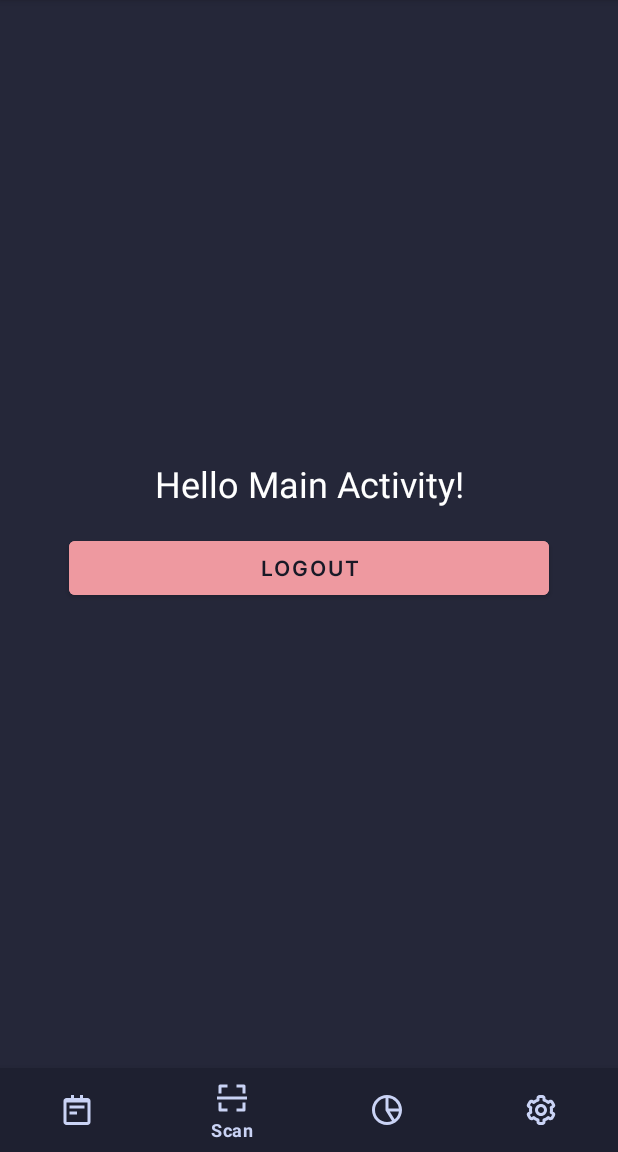
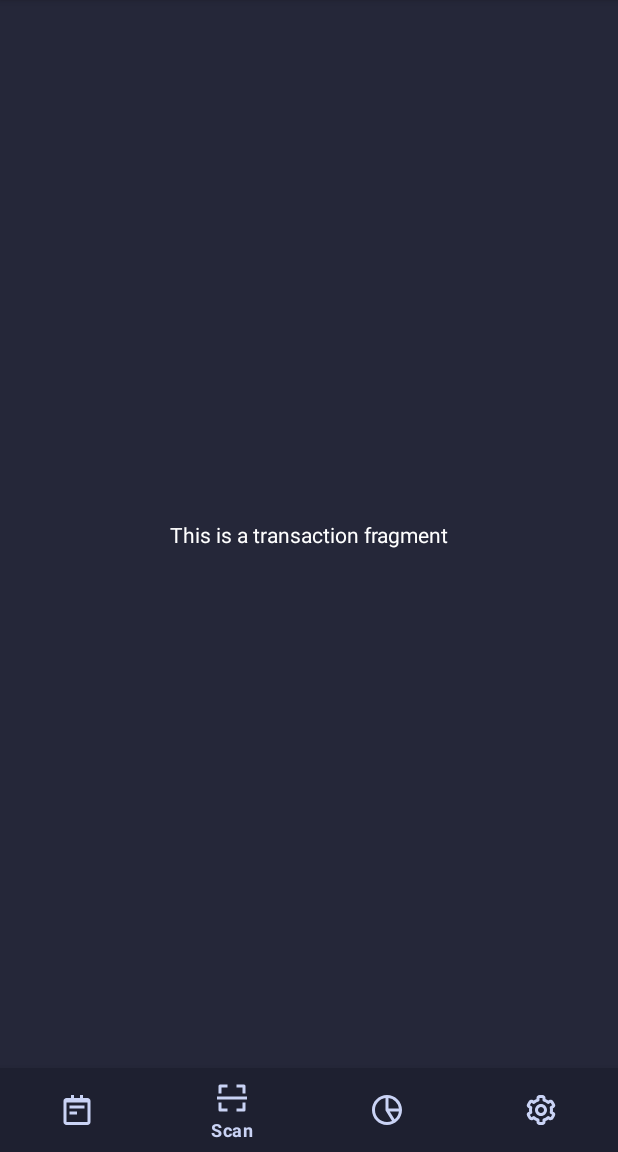
Before and after one commit to MuhLibri/BondoMan, an Android app: the MainActivity screen opened directly, with no data from a screen before it, item 2 of the bottom bar chosen, on a phone screen of 412 x 824 dp, the part 84-1236 px from its top. Run offline under Robolectric (Android 15) with nearby library versions, the phone set to English and light mode, and no system bars.

Commit message:
feat: add fragments

```diff
--- a/app/build.gradle.kts
+++ b/app/build.gradle.kts
@@ -49,4 +49,10 @@ dependencies {
     testImplementation("junit:junit:4.13.2")
     androidTestImplementation("androidx.test.ext:junit:1.1.5")
     androidTestImplementation("androidx.test.espresso:espresso-core:3.5.1")
+    val fragment_version = "1.6.2"
+
+    // Java language implementation
+    implementation("androidx.fragment:fragment:$fragment_version")
+    // Kotlin
+    implementation("androidx.fragment:fragment-ktx:$fragment_version")
 }
--- a/app/src/main/java/com/sleepee/bondoman/presentation/activity/MainActivity.kt
+++ b/app/src/main/java/com/sleepee/bondoman/presentation/activity/MainActivity.kt
@@ -4,6 +4,7 @@ import androidx.appcompat.app.AppCompatActivity
 import android.os.Bundle
 import android.widget.Button
 import androidx.activity.OnBackPressedCallback
+import androidx.fragment.app.commit
 import com.sleepee.bondoman.R
 import com.sleepee.bondoman.databinding.ActivityMainBinding
 
@@ -15,20 +16,23 @@ class MainActivity : AppCompatActivity() {
 
         setContentView(binding.root)
 
-        val logoutButton = binding.logoutButton
-        logoutButton.setOnClickListener {
-            logout()
+//        val logoutButton = binding.logoutButton
+//        logoutButton.setOnClickListener {
+//            logout()
+//        }
+//
+//        // Handle back button => Minimize the app, no logout
+//        onBackPressedDispatcher.addCallback(this, object : OnBackPressedCallback(true) {
+//            override fun handleOnBackPressed() {
+//                moveTaskToBack(true)
+//            }
+//        })
+        supportFragmentManager.commit {
+            add(R.id.frame_content, TransactionFragment())
         }
-
-        // Handle back button => Minimize the app, no logout
-        onBackPressedDispatcher.addCallback(this, object : OnBackPressedCallback(true) {
-            override fun handleOnBackPressed() {
-                moveTaskToBack(true)
-            }
-        })
     }
 
-    private fun logout() {
-        finish()
-    }
+//    private fun logout() {
+//        finish()
+//    }
 }
--- /dev/null
+++ b/app/src/main/java/com/sleepee/bondoman/presentation/activity/TransactionFragment.kt
@@ -0,0 +1,20 @@
+package com.sleepee.bondoman.presentation.activity
+
+import android.os.Bundle
+import android.view.LayoutInflater
+import android.view.View
+import android.view.ViewGroup
+import androidx.fragment.app.Fragment
+import com.sleepee.bondoman.R
+
+class TransactionFragment: Fragment() {
+
+    override fun onCreateView(
+        inflater: LayoutInflater,
+        container: ViewGroup?,
+        savedInstanceState: Bundle?
+    ): View? {
+        return inflater.inflate(R.layout.fragment_transaction, container, false)
+    }
+
+}
--- a/app/src/main/res/layout/activity_main.xml
+++ b/app/src/main/res/layout/activity_main.xml
@@ -8,6 +8,7 @@
 
     <FrameLayout
         android:layout_width="0dp"
+        android:id="@+id/frame_content"
         android:layout_height="0dp"
         app:layout_constraintTop_toTopOf="parent"
         app:layout_constraintStart_toStartOf="parent"
@@ -15,38 +16,38 @@
         android:background="@color/less_darker_blue"
         app:layout_constraintBottom_toTopOf="@id/bottom_nav">
 
-        <androidx.constraintlayout.widget.ConstraintLayout
-            android:layout_width="match_parent"
-            android:layout_height="match_parent">
+<!--        <androidx.constraintlayout.widget.ConstraintLayout-->
+<!--            android:layout_width="match_parent"-->
+<!--            android:layout_height="match_parent">-->
 
-            <TextView
-                android:id="@+id/helloMainActivity"
-                android:layout_width="wrap_content"
-                android:layout_height="wrap_content"
-                android:text="Hello Main Activity!"
-                android:textColor="@color/white"
-                android:textSize="24sp"
-                app:layout_constraintBottom_toBottomOf="parent"
-                app:layout_constraintEnd_toEndOf="parent"
-                app:layout_constraintStart_toStartOf="parent"
-                app:layout_constraintTop_toTopOf="parent"
-                app:layout_constraintVertical_bias="0.45"
-                tools:ignore="HardcodedText" />
+<!--            <TextView-->
+<!--                android:id="@+id/helloMainActivity"-->
+<!--                android:layout_width="wrap_content"-->
+<!--                android:layout_height="wrap_content"-->
+<!--                android:text="Hello Main Activity!"-->
+<!--                android:textColor="@color/white"-->
+<!--                android:textSize="24sp"-->
+<!--                app:layout_constraintBottom_toBottomOf="parent"-->
+<!--                app:layout_constraintEnd_toEndOf="parent"-->
+<!--                app:layout_constraintStart_toStartOf="parent"-->
+<!--                app:layout_constraintTop_toTopOf="parent"-->
+<!--                app:layout_constraintVertical_bias="0.45"-->
+<!--                tools:ignore="HardcodedText" />-->
 
-            <Button
-                tools:ignore="HardcodedText"
-                android:id="@+id/logoutButton"
-                android:layout_width="320dp"
-                android:layout_height="wrap_content"
-                android:backgroundTint="@color/red"
-                app:layout_constraintTop_toBottomOf="@+id/helloMainActivity"
-                app:layout_constraintStart_toStartOf="parent"
-                app:layout_constraintEnd_toEndOf="parent"
-                android:layout_marginTop="16dp"
-                android:textColor="@color/crust_blue"
-                android:fontFamily="@font/inter_semi_bold"
-                android:text="Logout" />
-        </androidx.constraintlayout.widget.ConstraintLayout>
+<!--            <Button-->
+<!--                tools:ignore="HardcodedText"-->
+<!--                android:id="@+id/logoutButton"-->
+<!--                android:layout_width="320dp"-->
+<!--                android:layout_height="wrap_content"-->
+<!--                android:backgroundTint="@color/red"-->
+<!--                app:layout_constraintTop_toBottomOf="@+id/helloMainActivity"-->
+<!--                app:layout_constraintStart_toStartOf="parent"-->
+<!--                app:layout_constraintEnd_toEndOf="parent"-->
+<!--                android:layout_marginTop="16dp"-->
+<!--                android:textColor="@color/crust_blue"-->
+<!--                android:fontFamily="@font/inter_semi_bold"-->
+<!--                android:text="Logout" />-->
+<!--        </androidx.constraintlayout.widget.ConstraintLayout>-->
 
 
     </FrameLayout>
--- /dev/null
+++ b/app/src/main/res/layout/fragment_transaction.xml
@@ -0,0 +1,17 @@
+<?xml version="1.0" encoding="utf-8"?>
+<androidx.constraintlayout.widget.ConstraintLayout xmlns:android="http://schemas.android.com/apk/res/android"
+    android:layout_width="match_parent"
+    android:layout_height="match_parent"
+    xmlns:app="http://schemas.android.com/apk/res-auto">
+
+    <TextView
+        android:layout_width="wrap_content"
+        android:layout_height="wrap_content"
+        app:layout_constraintTop_toTopOf="parent"
+        app:layout_constraintBottom_toBottomOf="parent"
+        app:layout_constraintStart_toStartOf="parent"
+        app:layout_constraintEnd_toEndOf="parent"
+        android:textColor="@color/white"
+        android:text="@string/this_is_a_transaction_fragment"/>
+
+</androidx.constraintlayout.widget.ConstraintLayout>
--- a/app/src/main/res/values/strings.xml
+++ b/app/src/main/res/values/strings.xml
@@ -4,4 +4,5 @@
     <string name="pie_chart">Pie Chart</string>
     <string name="scan">Scan</string>
     <string name="transaction">Transaction</string>
+    <string name="this_is_a_transaction_fragment">This is a transaction fragment</string>
 </resources>
```
